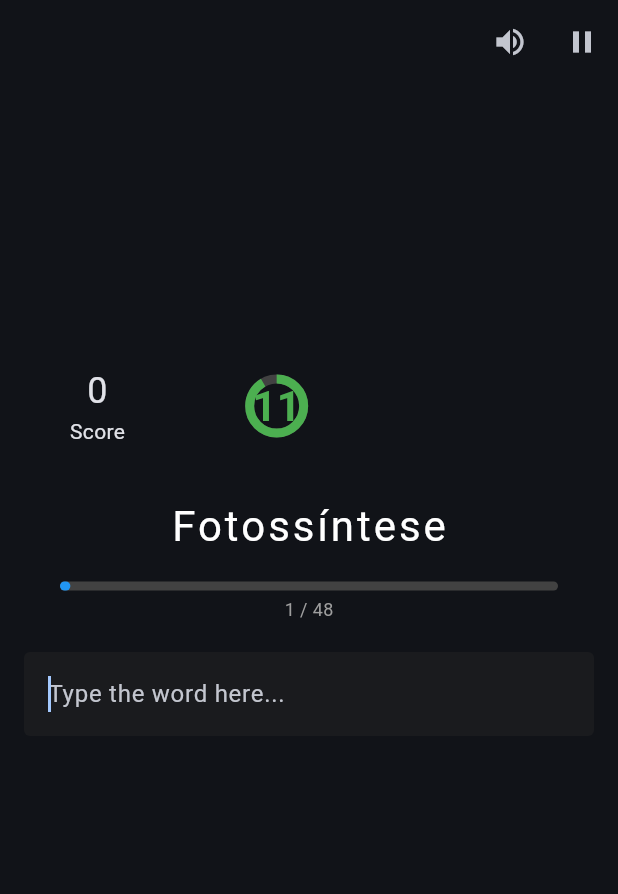
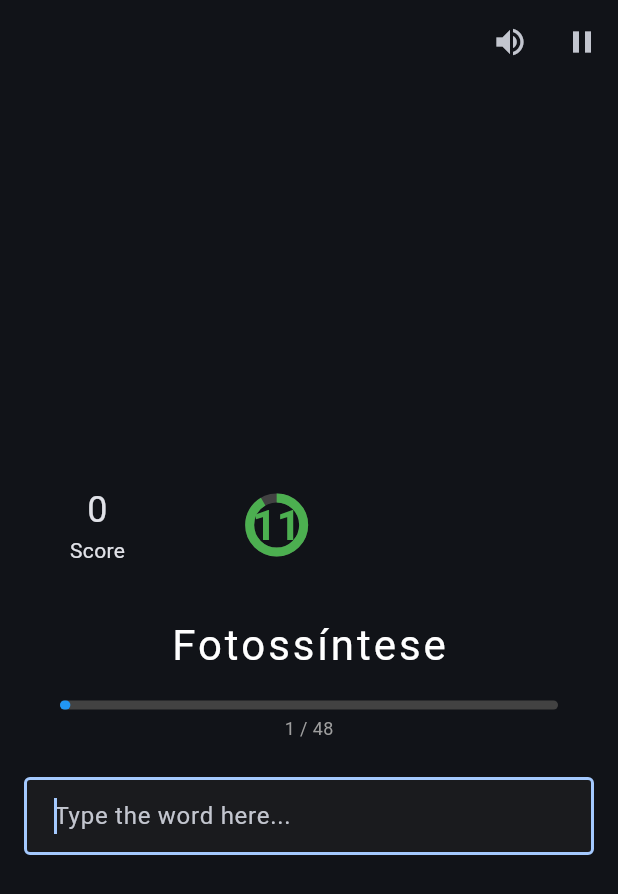
Before and after one commit to EclesiasteVaz/super-teclas-flutter, a Flutter app: the GamePage screen opened directly, on a phone screen of 412 x 824 dp. Shown: the top 894 px of the screen. Run offline on Flutter 3.47's test engine with Material 3 defaults, Android fonts, the phone set to English and light mode, and no system bars; our stand-ins replace audioplayers.

Commit message:
fix: layout do GamePage - SingleChildScrollView + ConstrainedBox no input field, OutlineInputBorder visivel

```diff
--- a/lib/src/ui/pages/game_page.dart
+++ b/lib/src/ui/pages/game_page.dart
@@ -204,23 +204,26 @@ class _GamePageState extends State<GamePage> with WidgetsBindingObserver {
         ],
       ),
       extendBody: true,
-      body: Padding(
+      body: SafeArea(
+        child: Center(
+          child: SingleChildScrollView(
             padding: EdgeInsets.symmetric(
               horizontal: isWide ? 48 : 16,
-          vertical: 16,
+              vertical: 24,
             ),
             child: Column(
+              mainAxisSize: MainAxisSize.min,
               children: [
-            const Spacer(flex: 1),
                 _buildScoreAndTimer(strings, isWide),
                 const SizedBox(height: 24),
                 _buildWordDisplay(strings, isWide),
                 const SizedBox(height: 20),
                 _buildTimerProgress(),
-            const SizedBox(height: 20),
+                const SizedBox(height: 24),
                 _buildInputField(strings, isWide),
-            const Spacer(flex: 2),
               ],
+            ),
+          ),
         ),
       ),
     );
@@ -334,9 +337,12 @@ class _GamePageState extends State<GamePage> with WidgetsBindingObserver {
   }
 
   Widget _buildInputField(AppStrings strings, bool isWide) {
-    return SizedBox(
-      width: isWide ? 400 : double.infinity,
+    return ConstrainedBox(
+      constraints: BoxConstraints(
+        maxWidth: isWide ? 400 : double.infinity,
+      ),
         child: TextFormField(
+        maxLines: 1,
         enableSuggestions: false,
         autofocus: true,
         autocorrect: false,
@@ -355,11 +361,13 @@ class _GamePageState extends State<GamePage> with WidgetsBindingObserver {
         },
         decoration: InputDecoration(
           hintText: strings.typeWord,
-          border: const OutlineInputBorder(
-            borderSide: BorderSide.none,
-          ),
+          border: const OutlineInputBorder(),
           fillColor: const Color.fromARGB(111, 37, 37, 37),
           filled: true,
+          contentPadding: const EdgeInsets.symmetric(
+            horizontal: 16,
+            vertical: 14,
+          ),
         ),
       ),
     );
```
Also changed, not shown: 2 other files. Lines whose indentation alone changed are shown as unchanged.
